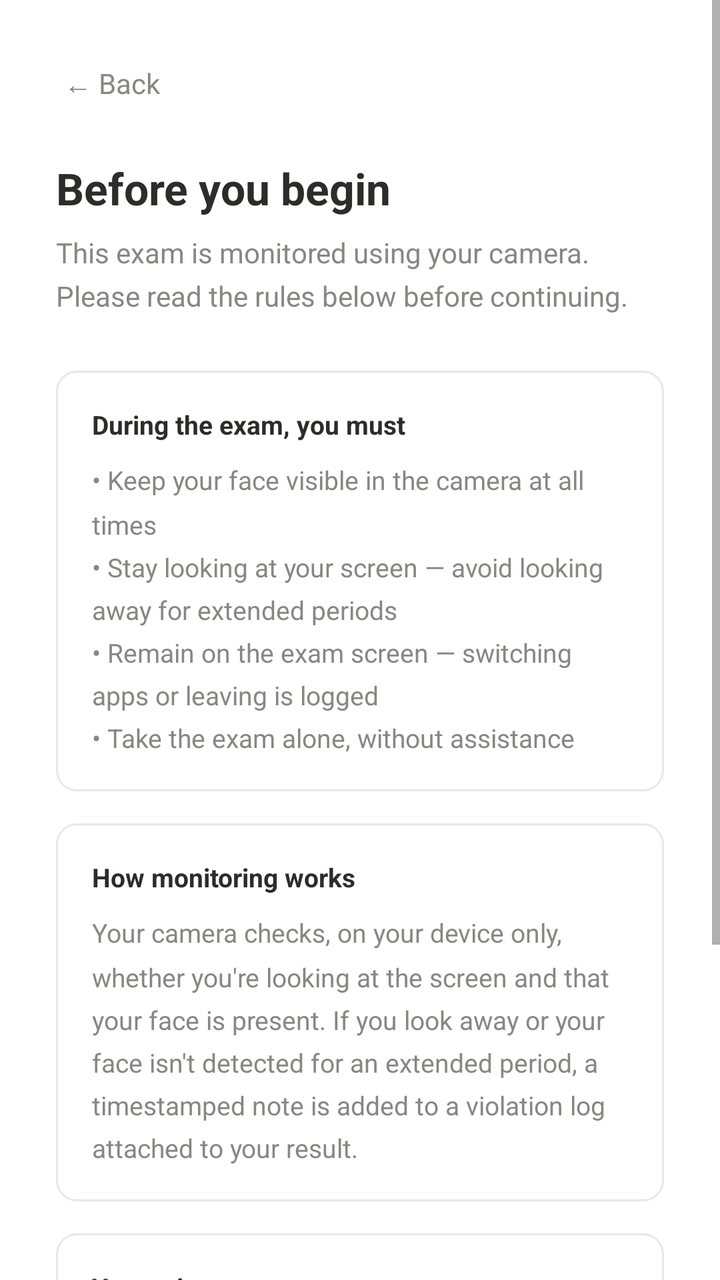
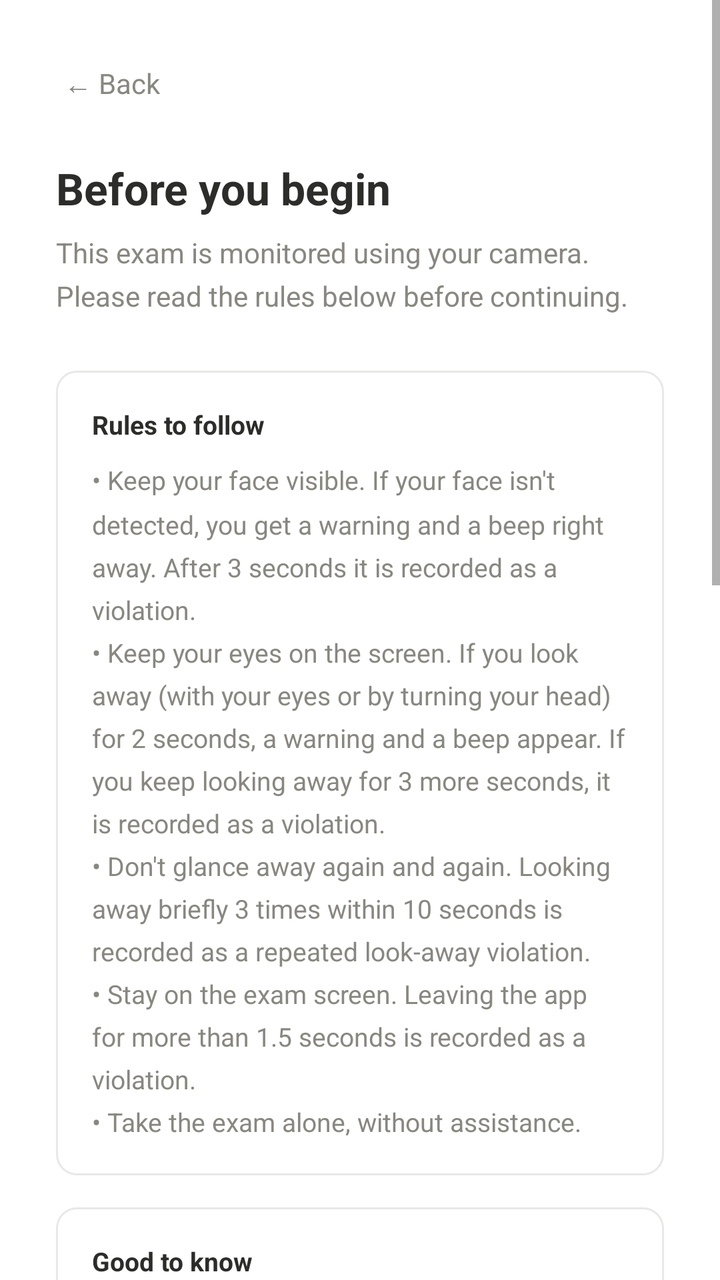

Before-and-after screenshots of an Android layout around one commit, followed by the original layout XML and the change that was made.
<!-- AndroidManifest.xml: application theme Theme.Bantayex -->
<!-- res/layout/activity_exam_rules.xml -->
<?xml version="1.0" encoding="utf-8"?>
<ScrollView
    xmlns:android="http://schemas.android.com/apk/res/android"
    xmlns:app="http://schemas.android.com/apk/res-auto"
    android:layout_width="match_parent"
    android:layout_height="match_parent"
    android:background="@color/surface"
    android:fillViewport="true">

    <LinearLayout
        android:layout_width="match_parent"
        android:layout_height="wrap_content"
        android:orientation="vertical"
        android:padding="28dp">

        <TextView
            android:id="@+id/btnBack"
            android:layout_width="wrap_content"
            android:layout_height="wrap_content"
            android:text="← Back"
            android:textSize="14sp"
            android:textColor="@color/text_secondary"
            android:layout_marginBottom="24dp"
            android:padding="4dp"/>

        <TextView
            android:layout_width="wrap_content"
            android:layout_height="wrap_content"
            android:text="Before you begin"
            android:textSize="22sp"
            android:textStyle="bold"
            android:textColor="@color/text_primary"
            android:layout_marginBottom="8dp"/>

        <TextView
            android:layout_width="wrap_content"
            android:layout_height="wrap_content"
            android:text="This exam is monitored using your camera. Please read the rules below before continuing."
            android:textSize="14sp"
            android:textColor="@color/text_secondary"
            android:lineSpacingMultiplier="1.3"
            android:layout_marginBottom="28dp"/>

        <LinearLayout
            android:layout_width="match_parent"
            android:layout_height="wrap_content"
            android:orientation="vertical"
            android:background="@drawable/input_box"
            android:padding="18dp"
            android:layout_marginBottom="16dp">

            <TextView
                android:layout_width="wrap_content"
                android:layout_height="wrap_content"
                android:text="During the exam, you must"
                android:textSize="13sp"
                android:textStyle="bold"
                android:textColor="@color/text_primary"
                android:layout_marginBottom="10dp"/>

            <TextView
                android:layout_width="match_parent"
                android:layout_height="wrap_content"
                android:text="• Keep your face visible in the camera at all times\n• Stay looking at your screen — avoid looking away for extended periods\n• Remain on the exam screen — switching apps or leaving is logged\n• Take the exam alone, without assistance"
                android:textSize="13sp"
                android:textColor="@color/text_secondary"
                android:lineSpacingMultiplier="1.4"/>
        </LinearLayout>

        <LinearLayout
            android:layout_width="match_parent"
            android:layout_height="wrap_content"
            android:orientation="vertical"
            android:background="@drawable/input_box"
            android:padding="18dp"
            android:layout_marginBottom="16dp">

            <TextView
                android:layout_width="wrap_content"
                android:layout_height="wrap_content"
                android:text="How monitoring works"
                android:textSize="13sp"
                android:textStyle="bold"
                android:textColor="@color/text_primary"
                android:layout_marginBottom="10dp"/>

            <TextView
                android:layout_width="match_parent"
                android:layout_height="wrap_content"
                android:text="Your camera checks, on your device only, whether you're looking at the screen and that your face is present. If you look away or your face isn't detected for an extended period, a timestamped note is added to a violation log attached to your result."
                android:textSize="13sp"
                android:textColor="@color/text_secondary"
                android:lineSpacingMultiplier="1.4"/>
        </LinearLayout>

        <LinearLayout
            android:layout_width="match_parent"
            android:layout_height="wrap_content"
            android:orientation="vertical"
            android:background="@drawable/input_box"
            android:padding="18dp"
            android:layout_marginBottom="28dp">

            <TextView
                android:layout_width="wrap_content"
                android:layout_height="wrap_content"
                android:text="Your privacy"
                android:textSize="13sp"
                android:textStyle="bold"
                android:textColor="@color/text_primary"
                android:layout_marginBottom="10dp"/>

            <TextView
                android:layout_width="match_parent"
                android:layout_height="wrap_content"
                android:text="No photos or video are taken, saved, or uploaded. Your professor never sees your camera feed — only the violation log, never images."
                android:textSize="13sp"
                android:textColor="@color/text_secondary"
                android:lineSpacingMultiplier="1.4"/>
        </LinearLayout>

        
        <Button
            android:id="@+id/btnContinue"
            android:layout_width="match_parent"
            android:layout_height="wrap_content"
            android:text="Continue to exam"
            style="@style/Widget.App.Button.Primary"/>

    </LinearLayout>
</ScrollView>
<!-- resources referenced by this layout -->
<resources>
  <color name="surface">#FFFFFF</color>
  <color name="text_primary">#2C2C2A</color>
  <color name="text_secondary">#888780</color>
  <!-- drawable input_box (drawable) -->
  <?xml version="1.0" encoding="utf-8"?>
  <shape xmlns:android="http://schemas.android.com/apk/res/android"
      android:shape="rectangle">
      <stroke android:width="1dp" android:color="#E8E8E6"/>
      <solid android:color="#FFFFFF"/>
      <corners android:radius="10dp"/>
  </shape>
  <style name="Widget.App.Button.Primary" parent="Widget.MaterialComponents.Button">
          <item name="android:layout_height">52dp</item>
          <item name="android:textSize">14sp</item>
          <item name="android:textColor">@color/white</item>
          <item name="android:backgroundTint">@color/primary</item>
          <item name="android:stateListAnimator">@null</item>
          <item name="android:elevation">0dp</item>
          <item name="cornerRadius">12dp</item>
      </style>
  <style name="Theme.Bantayex" parent="Theme.MaterialComponents.Light.NoActionBar">
          <item name="colorPrimary">@color/primary</item>
          <item name="colorPrimaryDark">@color/primary_dark</item>
          <item name="colorSecondary">@color/secondary</item>
          <item name="colorOnPrimary">@color/white</item>
          <item name="android:windowBackground">@color/surface</item>
          <item name="android:statusBarColor" tools:targetApi="21">@color/surface</item>
          <item name="android:windowLightStatusBar" tools:targetApi="23">true</item>
      </style>
  <color name="white">#FFFFFF</color>
  <color name="primary">#2C2C2A</color>
  <color name="primary_dark">#1A1A18</color>
  <color name="secondary">#5F5E5A</color>
</resources>

<!-- the commit's change to res/layout/activity_exam_rules.xml (unified diff, before → after) -->
@@ -52,7 +52,7 @@
             <TextView
                 android:layout_width="wrap_content"
                 android:layout_height="wrap_content"
-                android:text="During the exam, you must"
+                android:text="Rules to follow"
                 android:textSize="13sp"
                 android:textStyle="bold"
                 android:textColor="@color/text_primary"
@@ -61,7 +61,7 @@
             <TextView
                 android:layout_width="match_parent"
                 android:layout_height="wrap_content"
-                android:text="• Keep your face visible in the camera at all times\n• Stay looking at your screen — avoid looking away for extended periods\n• Remain on the exam screen — switching apps or leaving is logged\n• Take the exam alone, without assistance"
+                android:text="• Keep your face visible. If your face isn't detected, you get a warning and a beep right away. After 3 seconds it is recorded as a violation.\n• Keep your eyes on the screen. If you look away (with your eyes or by turning your head) for 2 seconds, a warning and a beep appear. If you keep looking away for 3 more seconds, it is recorded as a violation.\n• Don't glance away again and again. Looking away briefly 3 times within 10 seconds is recorded as a repeated look-away violation.\n• Stay on the exam screen. Leaving the app for more than 1.5 seconds is recorded as a violation.\n• Take the exam alone, without assistance."
                 android:textSize="13sp"
                 android:textColor="@color/text_secondary"
                 android:lineSpacingMultiplier="1.4"/>
@@ -78,7 +78,7 @@
             <TextView
                 android:layout_width="wrap_content"
                 android:layout_height="wrap_content"
-                android:text="How monitoring works"
+                android:text="Good to know"
                 android:textSize="13sp"
                 android:textStyle="bold"
                 android:textColor="@color/text_primary"
@@ -87,7 +87,7 @@
             <TextView
                 android:layout_width="match_parent"
                 android:layout_height="wrap_content"
-                android:text="Your camera checks, on your device only, whether you're looking at the screen and that your face is present. If you look away or your face isn't detected for an extended period, a timestamped note is added to a violation log attached to your result."
+                android:text="• Looking at anything off the screen counts as looking away, including down at your desk, lap or notes.\n• Normal blinking is fine.\n• You get a warning before a look-away or missing-face violation is recorded, so you can correct yourself.\n• After one camera violation, the next one can only be recorded 5 seconds later."
                 android:textSize="13sp"
                 android:textColor="@color/text_secondary"
                 android:lineSpacingMultiplier="1.4"/>
@@ -99,7 +99,7 @@
             android:orientation="vertical"
             android:background="@drawable/input_box"
             android:padding="18dp"
-            android:layout_marginBottom="28dp">
+            android:layout_marginBottom="16dp">
 
             <TextView
                 android:layout_width="wrap_content"
@@ -113,18 +113,38 @@
             <TextView
                 android:layout_width="match_parent"
                 android:layout_height="wrap_content"
-                android:text="No photos or video are taken, saved, or uploaded. Your professor never sees your camera feed — only the violation log, never images."
+                android:text="Video is never recorded and your professor never sees a live camera feed. However, when a camera-based violation is recorded, a small photo from your front camera is saved with it as evidence (up to 10 per exam). These photos and the violation log are uploaded to the exam system, where your professor can view them. Leaving the app does not take a photo. The photos are intended only for reviewing this exam."
                 android:textSize="13sp"
                 android:textColor="@color/text_secondary"
                 android:lineSpacingMultiplier="1.4"/>
+
+            <TextView
+                android:layout_width="match_parent"
+                android:layout_height="wrap_content"
+                android:text="These photos also protect you. If a violation is recorded by mistake, the photo lets your professor check what really happened and clear it."
+                android:textSize="13sp"
+                android:textColor="@color/text_secondary"
+                android:lineSpacingMultiplier="1.4"
+                android:layout_marginTop="10dp"/>
         </LinearLayout>
+
+        <CheckBox
+            android:id="@+id/cbConsent"
+            android:layout_width="match_parent"
+            android:layout_height="wrap_content"
+            android:text="I understand that photos from my front camera are saved as proof when a camera violation is recorded, and I agree to this."
+            android:textSize="13sp"
+            android:textColor="@color/text_primary"
+            android:buttonTint="@color/primary"
+            android:layout_marginBottom="20dp"/>
 
         
         <Button
             android:id="@+id/btnContinue"
             android:layout_width="match_parent"
             android:layout_height="wrap_content"
-            android:text="Continue to exam"
+            android:enabled="false"
+            android:text="Continue"
             style="@style/Widget.App.Button.Primary"/>
 
     </LinearLayout>
